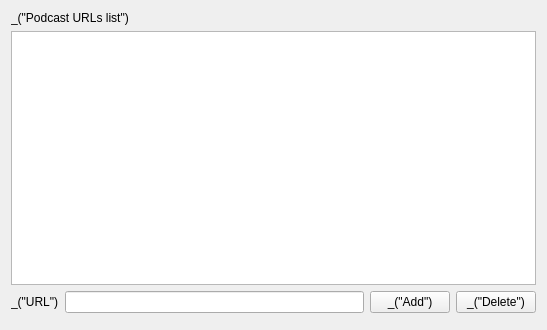
First picture: the form in modules/gui/qt4/ui/podcast_configuration.ui, repository omunroe-com/ubtvlc, before the edit.
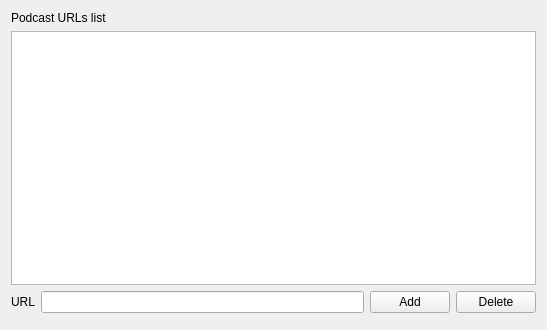
Second picture: the form after the edit. Icons and pictures are not drawn.

The edit to the form file:
```diff
--- a/modules/gui/qt4/ui/podcast_configuration.ui
+++ b/modules/gui/qt4/ui/podcast_configuration.ui
@@ -16,7 +16,7 @@
    <item row="0" column="0" colspan="2" >
     <widget class="QLabel" name="label" >
      <property name="text" >
-      <string>_("Podcast URLs list")</string>
+      <string>Podcast URLs list</string>
      </property>
     </widget>
    </item>
@@ -36,7 +36,7 @@
    <item row="2" column="0" >
     <widget class="QLabel" name="label2" >
      <property name="text" >
-      <string>_("URL")</string>
+      <string>URL</string>
      </property>
     </widget>
    </item>
@@ -46,7 +46,7 @@
    <item row="2" column="2" >
     <widget class="QPushButton" name="podcastAdd" >
      <property name="text" >
-      <string>_("Add")</string>
+      <string>Add</string>
      </property>
      <property name="icon" >
       <iconset resource="../vlc.qrc" >:/pixmaps/play.png</iconset>
@@ -56,7 +56,7 @@
    <item row="2" column="3" >
     <widget class="QPushButton" name="podcastDelete" >
      <property name="text" >
-      <string>_("Delete")</string>
+      <string>Delete</string>
      </property>
      <property name="icon" >
       <iconset resource="../vlc.qrc" >:/pixmaps/vlc_quit_16px.png</iconset>
```
